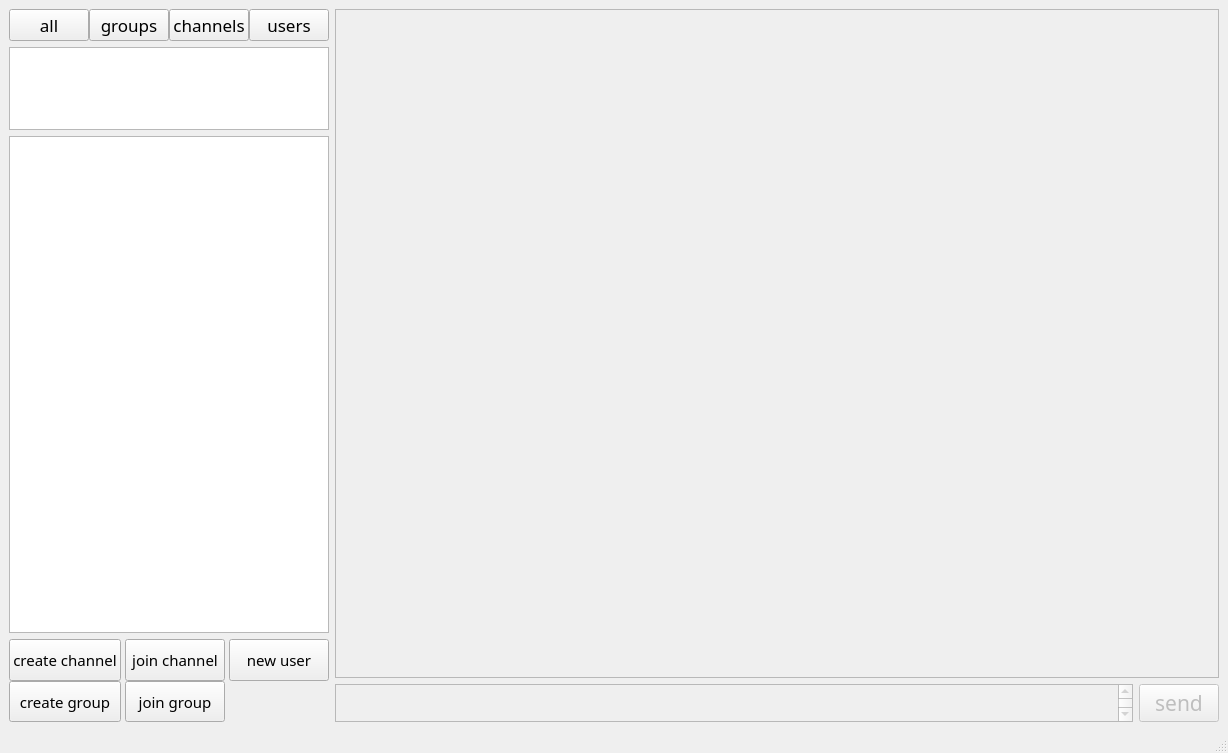
SeyedAliamiri/Messenger_cpp-31-_9, file messenger/main_page.ui: the form before one commit.
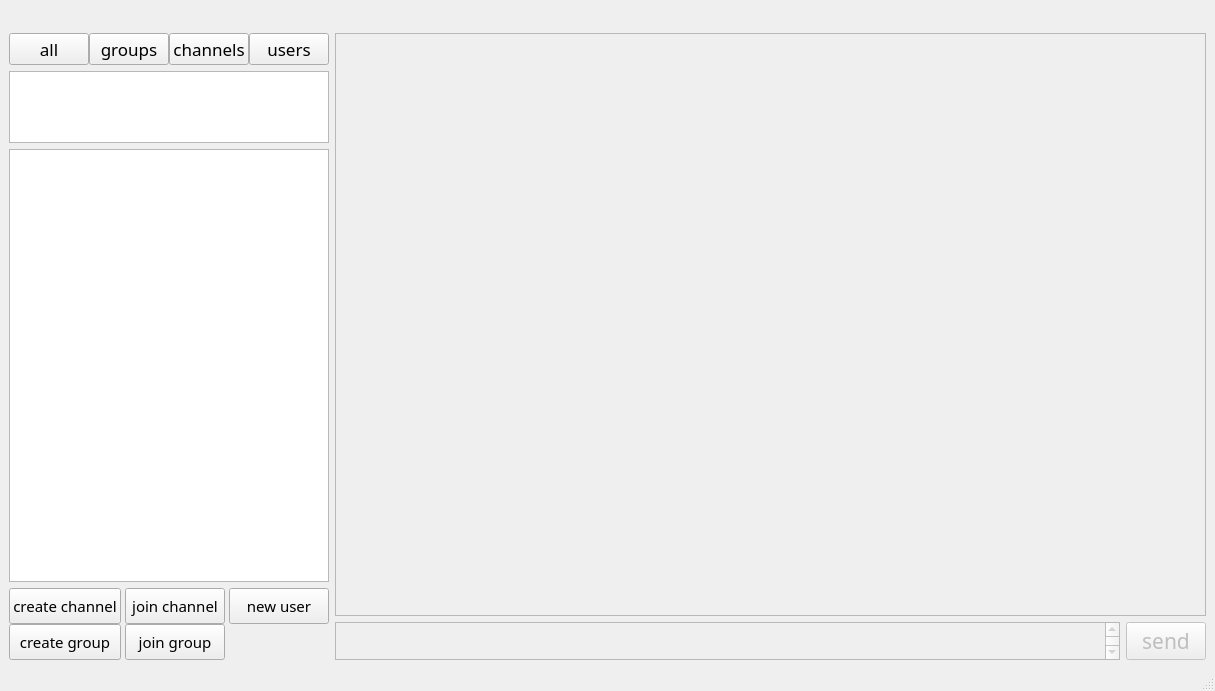
The form after the commit.

```diff
--- a/messenger/main_page.ui
+++ b/messenger/main_page.ui
@@ -6,8 +6,8 @@
    <rect>
     <x>0</x>
     <y>0</y>
-    <width>1228</width>
-    <height>753</height>
+    <width>1215</width>
+    <height>691</height>
    </rect>
   </property>
   <property name="windowTitle">
@@ -15,6 +15,11 @@
   </property>
   <widget class="QWidget" name="centralwidget">
    <layout class="QVBoxLayout" name="verticalLayout_3">
+    <item>
+     <widget class="QWidget" name="widget_2" native="true">
+      <layout class="QVBoxLayout" name="verticalLayout_4"/>
+     </widget>
+    </item>
     <item>
      <layout class="QHBoxLayout" name="horizontalLayout_5" stretch="1,4">
       <item>
@@ -216,21 +221,10 @@
             <rect>
              <x>0</x>
              <y>0</y>
-             <width>817</width>
-             <height>616</height>
+             <width>804</width>
+             <height>532</height>
             </rect>
            </property>
-           <widget class="QWidget" name="widget_2" native="true">
-            <property name="geometry">
-             <rect>
-              <x>270</x>
-              <y>290</y>
-              <width>278</width>
-              <height>214</height>
-             </rect>
-            </property>
-            <layout class="QVBoxLayout" name="verticalLayout_4"/>
-           </widget>
           </widget>
          </widget>
         </item>
```
Left out of the diff: 2 changed lines with no effect on the pictures.
